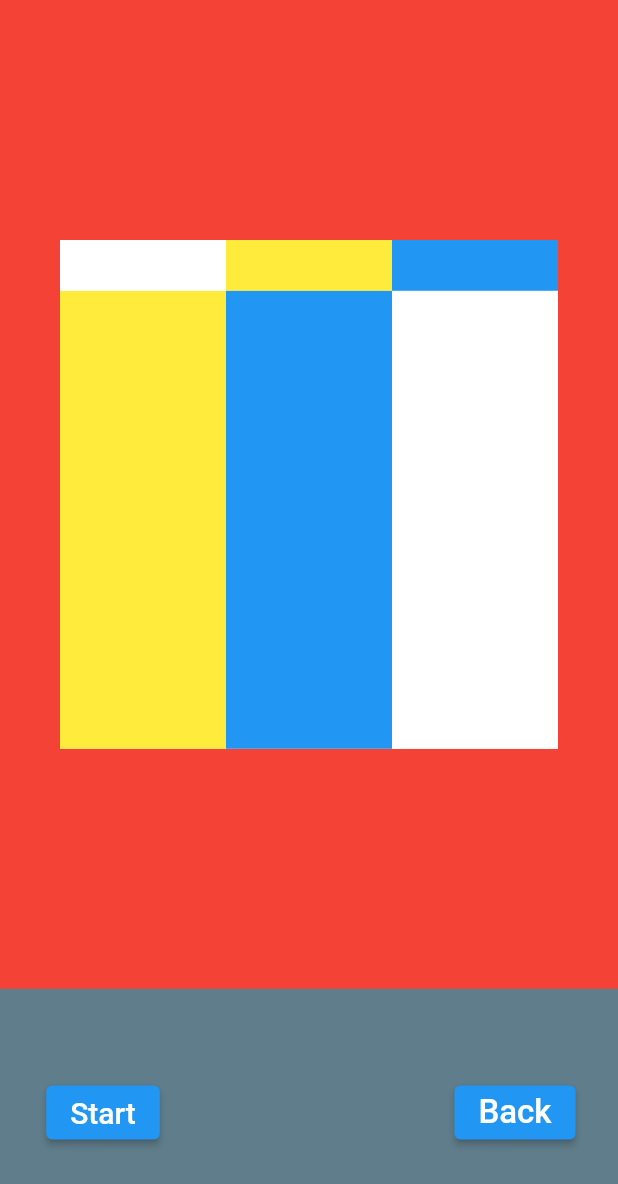
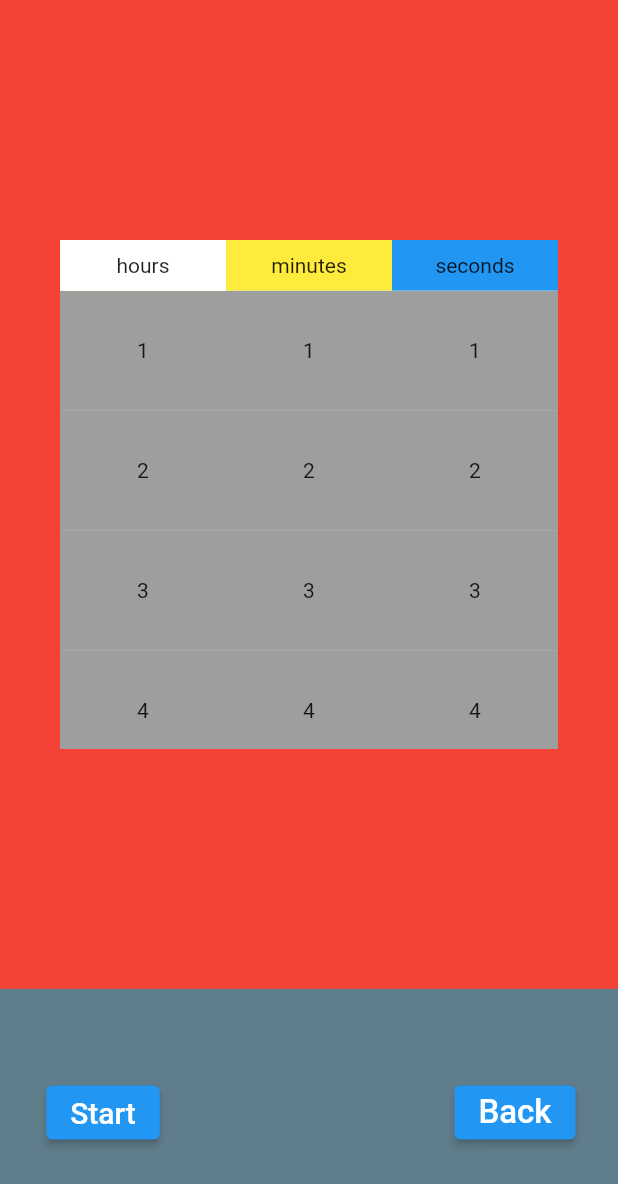
Before and after one commit to MityugovKonstantin/pomodoro-tracker, a Flutter app: the screen it shows after launch, after a tap on "Start", on a phone screen of 412 x 824 dp. Shown: the top 1184 px of the screen. Run offline on Flutter 3.47's test engine with Material 2 defaults, Android fonts, the light colour scheme and no system bars.

Commit message:
Add scrollable time selectors layout

```diff
--- a/lib/screens/timer.dart
+++ b/lib/screens/timer.dart
@@ -55,8 +55,10 @@ class TimerScreen extends StatelessWidget {
                                       style: TextStyle(fontSize: 22)),
                                   onPressed: () {
                                     print("Back upping");
-                                    Navigator.of(context).push(MaterialPageRoute(
-                                        builder: (context) => MainScreen()));
+                                    Navigator.of(context).push(
+                                        MaterialPageRoute(
+                                            builder: (context) =>
+                                                MainScreen()));
                                     print("Finished back up");
                                   }) //BoxDecoration
                               ), //Container
@@ -82,18 +84,45 @@ class TimeChooseContainer extends StatelessWidget {
               flex: 1,
               child: Row(
                 children: <Widget>[
-                  Flexible(flex: 1, child: Container(color: Colors.white)),
-                  Flexible(flex: 1, child: Container(color: Colors.yellow)),
-                  Flexible(flex: 1, child: Container(color: Colors.blue))
+                  Flexible(
+                      flex: 1,
+                      child: Container(
+                        color: Colors.white,
+                        alignment: Alignment.center,
+                        child: const Text("hours"),
+                      )),
+                  Flexible(
+                      flex: 1,
+                      child: Container(
+                        color: Colors.yellow,
+                        alignment: Alignment.center,
+                        child: const Text("minutes"),
+                      )),
+                  Flexible(
+                      flex: 1,
+                      child: Container(
+                        color: Colors.blue,
+                        alignment: Alignment.center,
+                        child: const Text("seconds"),
+                      ))
                 ],
               )),
           Flexible(
               flex: 9,
               child: Row(
                 children: <Widget>[
-                  Flexible(flex: 1, child: Container(color: Colors.yellow)),
-                  Flexible(flex: 1, child: Container(color: Colors.blue)),
-                  Flexible(flex: 1, child: Container(color: Colors.white))
+                  Flexible(
+                      flex: 1,
+                      child:
+                          Container(color: Colors.yellow, child: HoursList())),
+                  Flexible(
+                      flex: 1,
+                      child:
+                          Container(color: Colors.blue, child: MinutesList())),
+                  Flexible(
+                      flex: 1,
+                      child:
+                          Container(color: Colors.white, child: SecondsList()))
                 ],
               )),
         ],
@@ -101,3 +130,78 @@ class TimeChooseContainer extends StatelessWidget {
     );
   }
 }
+
+class HoursList extends StatelessWidget {
+  @override
+  Widget build(BuildContext context) {
+    return Scaffold(
+      body: SingleChildScrollView(
+        child: Column(
+          children: <Widget>[
+            for (int i = 1; i <= 24; i++)
+              GestureDetector(
+                  child: Container(
+                    height: 80,
+                    color: Colors.grey,
+                    alignment: Alignment.center,
+                    child: Text(i.toString()),
+                  ),
+                  onTap: () {
+                    print("Hour: " + i.toString());
+                  }),
+          ],
+        ),
+      ),
+    );
+  }
+}
+
+class MinutesList extends StatelessWidget {
+  @override
+  Widget build(BuildContext context) {
+    return Scaffold(
+      body: SingleChildScrollView(
+        child: Column(
+          children: <Widget>[
+            for (int i = 1; i <= 60; i++)
+              GestureDetector(
+                  child: Container(
+                    height: 80,
+                    color: Colors.grey,
+                    alignment: Alignment.center,
+                    child: Text(i.toString()),
+                  ),
+                  onTap: () {
+                    print("Minute: " + i.toString());
+                  }),
+          ],
+        ),
+      ),
+    );
+  }
+}
+
+class SecondsList extends StatelessWidget {
+  @override
+  Widget build(BuildContext context) {
+    return Scaffold(
+      body: SingleChildScrollView(
+        child: Column(
+          children: <Widget>[
+            for (int i = 1; i <= 60; i++)
+              GestureDetector(
+                  child: Container(
+                    height: 80,
+                    color: Colors.grey,
+                    alignment: Alignment.center,
+                    child: Text(i.toString()),
+                  ),
+                  onTap: () {
+                    print("Second: " + i.toString());
+                  }),
+          ],
+        ),
+      ),
+    );
+  }
+}
```
